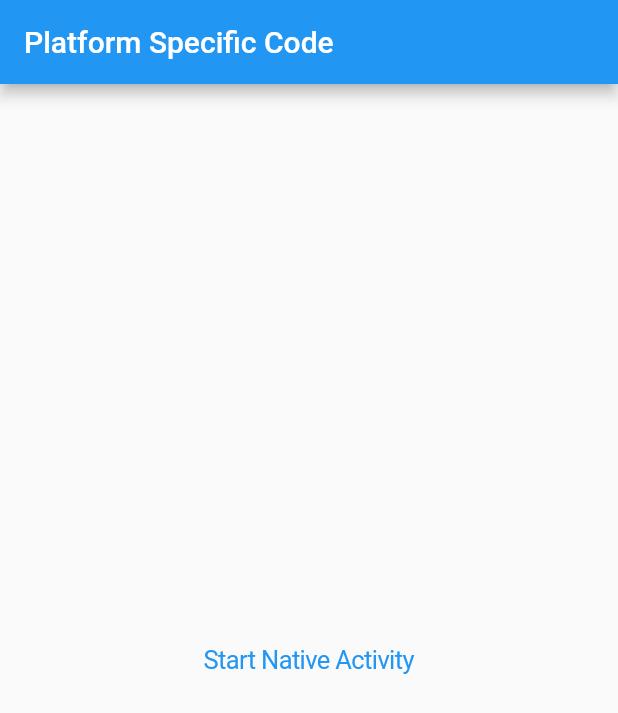
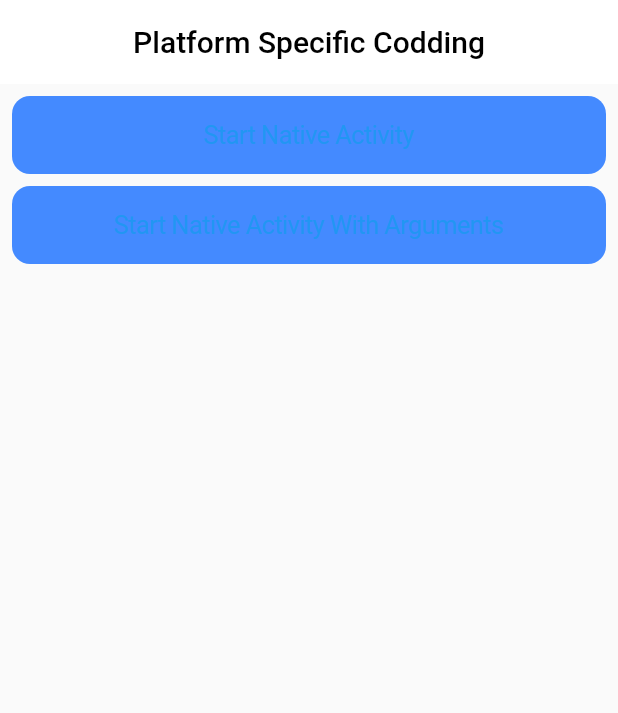
Before and after one commit to imamhossain94/flutter-custom-notification, a Flutter app: the screen it shows after launch, on a phone screen of 412 x 824 dp. Shown: the top 713 px of the screen. Run offline on Flutter 3.47's test engine with Material 2 defaults, Android fonts, the phone set to English and light mode, and no system bars.

Commit message:
feat: start activity with arguments added.

```diff
--- a/lib/main.dart
+++ b/lib/main.dart
@@ -15,7 +15,15 @@ class HomePage extends StatelessWidget {
   Widget build(BuildContext context) {
     return new Scaffold(
       appBar: new AppBar(
-        title: const Text('Platform Specific Code'),
+        title: const Text(
+            'Platform Specific Codding',
+          style: TextStyle(
+            color: Colors.black
+          ),
+        ),
+        centerTitle: true,
+        elevation: 0,
+        backgroundColor: Colors.white,
       ),
       body: new MyHomePage(),
     );
@@ -40,12 +48,18 @@ class _MyHomePageState extends State<MyHomePage> {
   @override
   Widget build(BuildContext context) {
     return Material(
-      child: Center(
+      child: SingleChildScrollView(
+        child: Padding(
+          padding: const EdgeInsets.all(8.0),
           child: Column(
             mainAxisAlignment: MainAxisAlignment.spaceEvenly,
+            crossAxisAlignment: CrossAxisAlignment.stretch,
             children: [
 
-            CupertinoButton(child: Text("Start Native Activity"), onPressed: () async{
+              CupertinoButton(
+                color: Colors.blueAccent,
+                child: Text("Start Native Activity"),
+                onPressed: () async{
                   try {
                     //Invoke a method named "startNativeActivity"
                     //startNativeActivity is the name of a function located in
@@ -54,11 +68,39 @@ class _MyHomePageState extends State<MyHomePage> {
                   } on PlatformException catch (e) {
                     print("Failed to Invoke: '${e.message}'.");
                   }
-            }),
+                }
+              ),
+
+              SizedBox(height: 8,),
+              CupertinoButton(
+                  color: Colors.blueAccent,
+                  child: Text("Start Native Activity With Arguments"),
+                  onPressed: () async{
+                    try {
+                      //Creating a Map
+                      var data = {
+                        "name":"Md. Imam Hossain",
+                        "age":"23y",
+                        "gender":"Male",
+                        "current_time":DateTime.now().toString()
+                      };
 
 
+                      //Invoke a method named "startNativeActivity"
+                      //startNativeActivity is the name of a function located in
+                      //MainActivity that can be call from here.
+                      //Inside the invokeMethod, we will send data as a arguments
+                      await platform.invokeMethod('startNativeActivityWithArgs', data);
+                    } on PlatformException catch (e) {
+                      print("Failed to Invoke: '${e.message}'.");
+                    }
+                  }
+              ),
+
+              SizedBox(height: 8,),
 
             ],
+          ),
         ),
       ),
     );
```
Also changed, not shown: 2 other files. Lines whose indentation alone changed are shown as unchanged.
